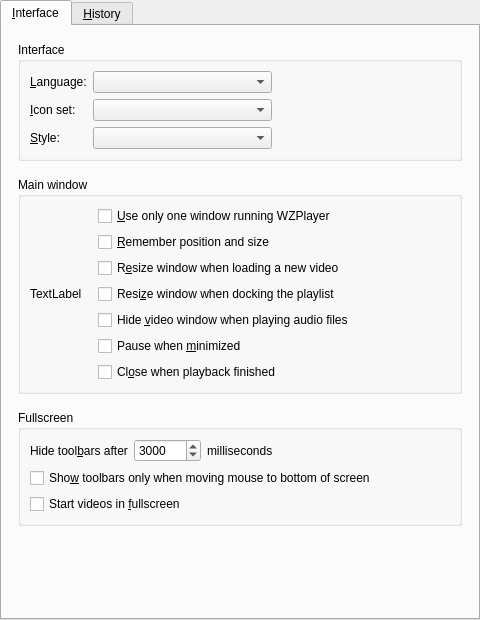
The window that src/gui/pref/interface.ui (wilbert2000/wzplayer) describes before a commit, drawn with Qt 5.
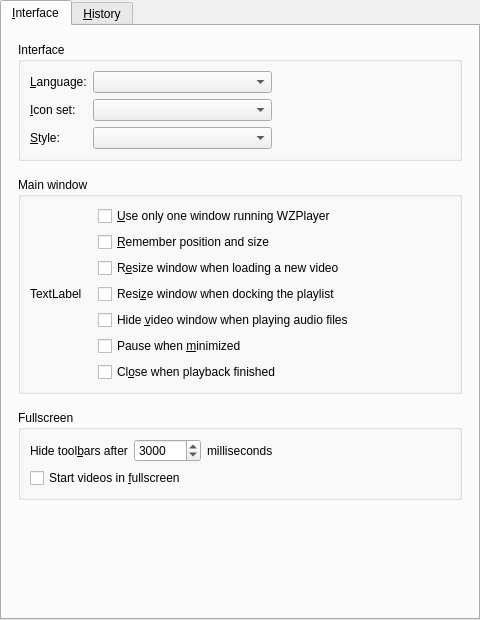
The same window after the commit. Custom widgets are drawn as their Qt base class.

Commit message: Removed fullscreen mouse activation area preference

The edit to the form file:
```diff
--- a/src/gui/pref/interface.ui
+++ b/src/gui/pref/interface.ui
@@ -290,13 +290,6 @@
             </item>
            </layout>
           </item>
-          <item>
-           <widget class="QCheckBox" name="show_toolbars_bottom_only_check">
-            <property name="text">
-             <string>Sho&amp;w toolbars only when moving mouse to bottom of screen</string>
-            </property>
-           </widget>
-          </item>
           <item>
            <widget class="QCheckBox" name="start_fullscreen_check">
             <property name="text">
```
Left out of the diff: 1 changed line with no effect on the pictures. The commit also changes 4 other files.
